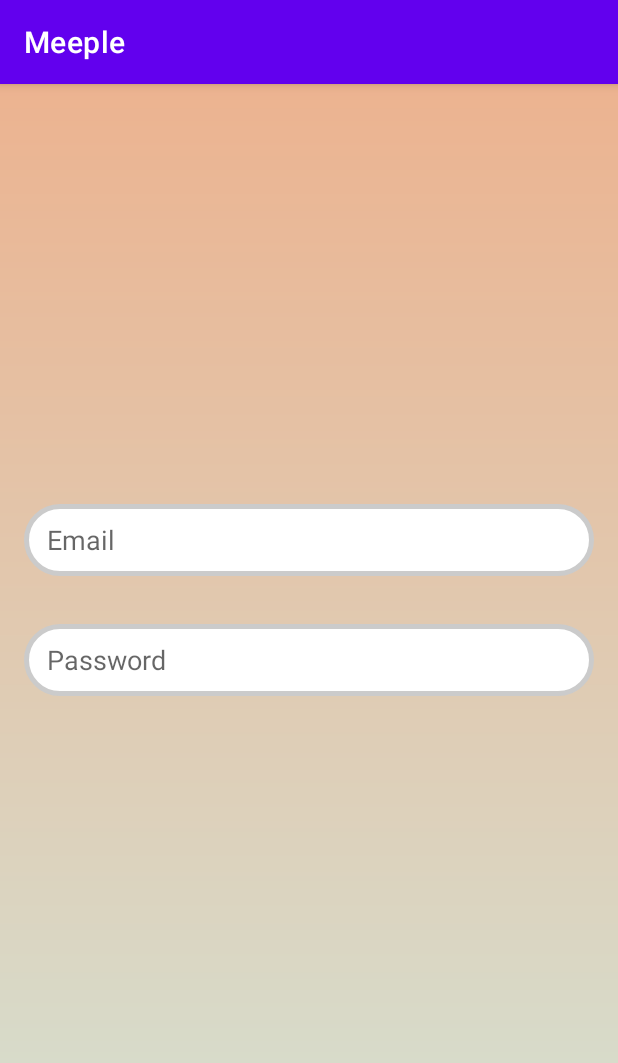
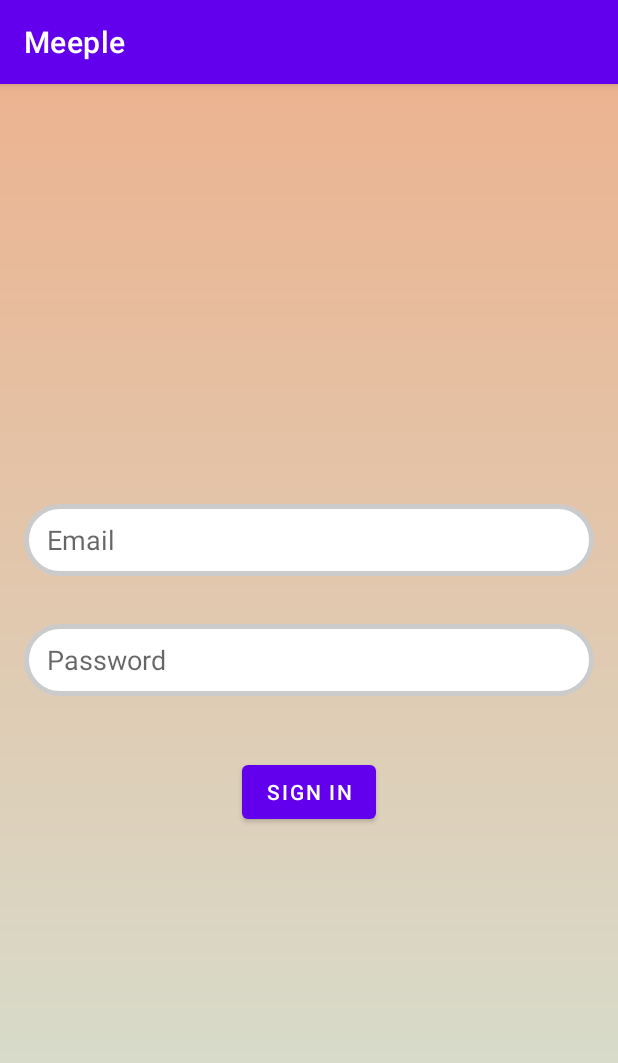
Before and after one commit to SemyonShakurov/Meeple, an Android app: the AuthorizationActivity screen opened directly, with no data from a screen before it, on a phone screen of 412 x 824 dp. Shown: the top 1063 px of the screen. Run offline under Robolectric (Android 15) with nearby library versions, the phone set to English and light mode, and no system bars.

Commit message:
Button color

```diff
--- a/app/build.gradle
+++ b/app/build.gradle
@@ -38,7 +38,7 @@ dependencies {
     implementation 'com.google.android.material:material:1.3.0'
     implementation 'androidx.constraintlayout:constraintlayout:2.0.4'
     implementation "org.jetbrains.kotlin:kotlin-stdlib:$kotlin_version"
-    testImplementation 'junit:junit:4.13.1'
+    testImplementation 'junit:junit:4.13.2'
     androidTestImplementation 'androidx.test.ext:junit:1.1.2'
     androidTestImplementation 'androidx.test.espresso:espresso-core:3.3.0'
 }
--- a/app/src/main/res/layout/activity_authorization.xml
+++ b/app/src/main/res/layout/activity_authorization.xml
@@ -1,7 +1,6 @@
 <?xml version="1.0" encoding="utf-8"?>
 <androidx.constraintlayout.widget.ConstraintLayout xmlns:android="http://schemas.android.com/apk/res/android"
     xmlns:app="http://schemas.android.com/apk/res-auto"
-    xmlns:tools="http://schemas.android.com/tools"
     android:layout_width="match_parent"
     android:layout_height="match_parent"
     android:background="@drawable/authentification_background_gradient"
@@ -41,4 +40,15 @@
         app:layout_constraintEnd_toEndOf="parent"
         app:layout_constraintStart_toStartOf="parent" />
 
+    <Button
+        android:id="@+id/btn_sign_in"
+        android:layout_width="wrap_content"
+        android:layout_height="wrap_content"
+        android:layout_marginTop="40dp"
+        android:text="@string/btn_sigh_in"
+        android:theme="@style/MeepleButton"
+        app:layout_constraintEnd_toEndOf="parent"
+        app:layout_constraintStart_toStartOf="parent"
+        app:layout_constraintTop_toBottomOf="@+id/editTextTextPassword" />
+
 </androidx.constraintlayout.widget.ConstraintLayout>
--- a/app/src/main/res/values/strings.xml
+++ b/app/src/main/res/values/strings.xml
@@ -2,4 +2,5 @@
     <string name="app_name">Meeple</string>
     <string name="hint_password">Password</string>
     <string name="hint_email">Email</string>
+    <string name="btn_sigh_in">Sign In</string>
 </resources>
--- a/app/src/main/res/values/themes.xml
+++ b/app/src/main/res/values/themes.xml
@@ -13,4 +13,8 @@
         <item name="android:statusBarColor" tools:targetApi="l">?attr/colorPrimaryVariant</item>
         <!-- Customize your theme here. -->
     </style>
+
+    <style name="MeepleButton" parent="@style/Widget.AppCompat.Button.Colored">
+        <item name="colorButtonNormal">@color/orange_main</item>
+    </style>
 </resources>
--- a/build.gradle
+++ b/build.gradle
@@ -1,7 +1,7 @@
 // Top-level build file where you can add configuration options common to all sub-projects/modules.
 buildscript {
     ext {
-        kotlin_version = '1.4.30'
+        kotlin_version = '1.4.31'
     }
     repositories {
         google()
@@ -9,7 +9,7 @@ buildscript {
     }
     dependencies {
         classpath "com.android.tools.build:gradle:4.1.2"
-        classpath "org.jetbrains.kotlin:kotlin-gradle-plugin:1.4.30"
+        classpath "org.jetbrains.kotlin:kotlin-gradle-plugin:1.4.31"
 
         // NOTE: Do not place your application dependencies here; they belong
         // in the individual module build.gradle files
```
Also changed, not shown: app/src/main/res/drawable/background__button_meeple.xml (deleted, +0 -10 lines).
